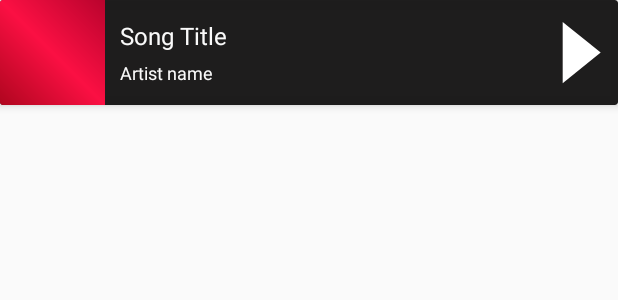
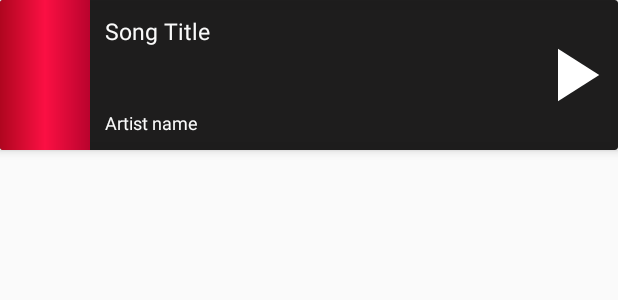
Before and after one commit to superssingh/GMusicPlayer, an Android app: the layout song_item.xml on its own in the app's theme, with its tools: preview values and no code run, on a phone screen of 412 x 824 dp. Shown: the top 300 px of the screen. Run offline under Robolectric (Android 15) with nearby library versions, the phone set to English and light mode, and no system bars.

Commit message:
initial commit.

```diff
--- a/app/src/main/java/com/santoshkumarsingh/gmusicplayer/Activities/MainActivity.java
+++ b/app/src/main/java/com/santoshkumarsingh/gmusicplayer/Activities/MainActivity.java
@@ -6,13 +6,10 @@ import android.media.MediaPlayer;
 import android.os.Bundle;
 import android.os.IBinder;
 import android.support.annotation.Nullable;
-import android.support.v4.app.ActivityCompat;
 import android.support.v7.app.AppCompatActivity;
 
 import com.santoshkumarsingh.gmusicplayer.Fragments.BaseFragment;
 import com.santoshkumarsingh.gmusicplayer.R;
-
-import java.util.jar.Manifest;
 
 
 public class MainActivity extends AppCompatActivity implements BaseFragment.OnFragmentInteractionListener{
@@ -60,5 +57,4 @@ public class MainActivity extends AppCompatActivity implements BaseFragment.OnFr
         }
     }
 
-
 }
--- a/app/src/main/java/com/santoshkumarsingh/gmusicplayer/Models/Song.java
+++ b/app/src/main/java/com/santoshkumarsingh/gmusicplayer/Models/VideoData.java
@@ -1,13 +1,13 @@
 package com.santoshkumarsingh.gmusicplayer.Models;
 
 /**
- * Created by santoshsingh on 17/08/17.
+ * Created by santoshsingh on 18/08/17.
  */
 
-public class Song {
+public class VideoData {
     private String TITLE, ARTIST, URL;
 
-    public Song(String TITLE, String ARTIST, String URL) {
+    public VideoData(String TITLE, String ARTIST, String URL) {
         this.TITLE = TITLE;
         this.ARTIST = ARTIST;
         this.URL = URL;
--- a/app/src/main/res/drawable/background1.xml
+++ b/app/src/main/res/drawable/background1.xml
@@ -3,10 +3,10 @@
     android:shape="rectangle">
 
     <gradient
-        android:angle="45"
-        android:centerColor="#fbff1044"
-        android:endColor="#b9032d"
-        android:startColor="#af061f"
+        android:angle="90"
+        android:centerColor="#fb1c1d1d"
+        android:endColor="#acabab"
+        android:startColor="#848383"
         android:type="linear" />
 
 </shape>
--- a/app/src/main/res/layout/activity_main.xml
+++ b/app/src/main/res/layout/activity_main.xml
@@ -6,7 +6,7 @@
     android:layout_height="match_parent"
     android:orientation="vertical"
     android:padding="10dp"
-    android:background="@color/DarkGray"
+    android:background="@color/colorPrimary"
     tools:context="com.santoshkumarsingh.gmusicplayer.Activities.MainActivity">
 
     <fragment
--- a/app/src/main/res/layout/fragment_base.xml
+++ b/app/src/main/res/layout/fragment_base.xml
@@ -3,7 +3,7 @@
     android:layout_width="match_parent"
     android:layout_height="match_parent"
     android:orientation="vertical"
-    android:background="@color/lightGray"
+    android:background="@drawable/background1"
     tools:context="com.santoshkumarsingh.gmusicplayer.Fragments.BaseFragment">
 
     <android.support.v7.widget.RecyclerView
--- a/app/src/main/res/layout/song_item.xml
+++ b/app/src/main/res/layout/song_item.xml
@@ -4,59 +4,59 @@
     xmlns:app="http://schemas.android.com/apk/res-auto"
     android:id="@+id/placeNameHolder"
     android:layout_width="match_parent"
-    android:layout_height="70dp"
+    android:layout_height="100dp"
     android:clickable="true"
     android:backgroundTint="@color/DarkGray"
+    app:cardBackgroundColor="@color/colorPrimary"
     android:foreground="?selectableItemBackground"
-    android:layout_marginBottom="1dp"
     app:cardElevation="4dp">
 
     <LinearLayout
         android:id="@+id/layout_book"
         android:layout_width="match_parent"
-        android:layout_height="70dp"
+        android:layout_height="match_parent"
         android:gravity="center"
-        android:orientation="horizontal"
-        >
+        android:layout_gravity="center"
+        android:orientation="horizontal">
 
         <ImageView
-            android:layout_width="70dp"
+            android:layout_width="60dp"
             android:layout_height="match_parent"
-            android:background="@drawable/background1"/>
+            android:background="@drawable/background"/>
 
         <LinearLayout
             android:layout_width="wrap_content"
             android:layout_height="match_parent"
             android:layout_weight="1"
+            android:layout_gravity="center"
+            android:gravity="center"
             android:padding="10dp"
-            android:gravity="center"
             android:orientation="vertical">
 
             <TextView
                 android:id="@+id/song_Title"
                 style="@style/TextWhite"
-                android:textStyle="bold"
                 android:layout_width="match_parent"
                 android:layout_height="wrap_content"
                 android:text="@string/Song_Title"
-                android:paddingBottom="@dimen/textPadding"
-                android:textSize="16dp" />
+                android:maxLines="2"
+                android:textSize="15dp" />
 
             <TextView
                 android:id="@+id/song_Artist"
                 style="@style/TextWhite"
                 android:layout_width="match_parent"
-                android:layout_height="wrap_content"
-                android:gravity="left"
+                android:layout_height="match_parent"
+                android:gravity="left|bottom"
                 android:text="@string/Song_Artist"
                 android:maxLines="1"
-                android:textStyle="bold"
                 android:textSize="12dp" />
         </LinearLayout>
 
         <Button
-            android:layout_width="55dp"
-            android:layout_height="match_parent"
+            android:layout_width="60dp"
+            android:layout_height="60dp"
+            android:layout_gravity="center|right"
             android:background="@drawable/ic_play_arrow"
             android:id="@+id/play_Pause"
             />
--- a/app/src/main/res/values/styles.xml
+++ b/app/src/main/res/values/styles.xml
@@ -11,7 +11,7 @@
     <style name="TextWhite" >
         <item name="android:textColor">@color/colorWhite</item>
         <item name="android:fontFamily">@string/font_family_thin</item>
-        <item name="android:maxLines">1</item>
+        <item name="android:textStyle">bold</item>
     </style>
 
 </resources>
```
Also changed, not shown: app/src/main/java/com/santoshkumarsingh/gmusicplayer/Adapters/SongAdapter.java (+10 -11 lines), app/src/main/java/com/santoshkumarsingh/gmusicplayer/Fragments/BaseFragment.java (+36 -28 lines), app/src/main/java/com/santoshkumarsingh/gmusicplayer/Models/AudioData.java (added, +48 -0 lines), app/src/main/res/drawable/ic_pause.xml (added, +9 -0 lines).
